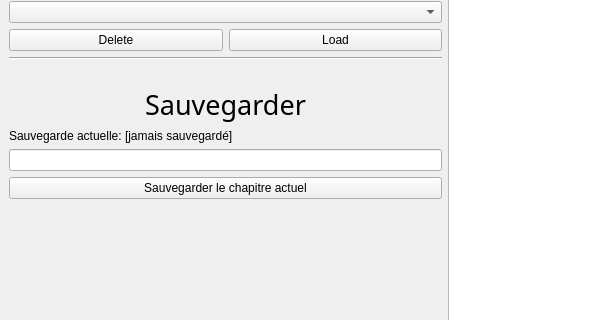
Qt form dev/bd2_livre_hero.ui (2137772-Lamarche-Felix/tp_bd2_antoine_felix) before a commit; both pictures show x 0 to 593 and y 455 to 775 of the 1224 by 939 pixel window.
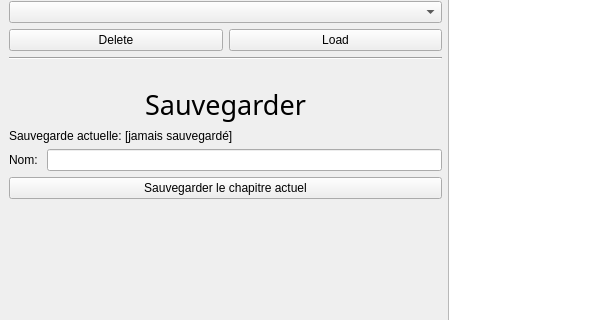
The same form after that commit.

The edit to the form file:
```diff
--- a/dev/bd2_livre_hero.ui
+++ b/dev/bd2_livre_hero.ui
@@ -228,14 +228,31 @@
          </widget>
         </item>
         <item>
-         <widget class="QLineEdit" name="lineEdit_2">
-          <property name="sizePolicy">
-           <sizepolicy hsizetype="Minimum" vsizetype="Fixed">
-            <horstretch>0</horstretch>
-            <verstretch>0</verstretch>
-           </sizepolicy>
-          </property>
-         </widget>
+         <layout class="QHBoxLayout" name="horizontalLayout_SauvegarderNom">
+          <item>
+           <widget class="QLabel" name="label_SauvegarderNom">
+            <property name="sizePolicy">
+             <sizepolicy hsizetype="Fixed" vsizetype="Fixed">
+              <horstretch>0</horstretch>
+              <verstretch>0</verstretch>
+             </sizepolicy>
+            </property>
+            <property name="text">
+             <string>Nom: </string>
+            </property>
+           </widget>
+          </item>
+          <item>
+           <widget class="QLineEdit" name="lineEdit_SauvegarderNom">
+            <property name="sizePolicy">
+             <sizepolicy hsizetype="Minimum" vsizetype="Fixed">
+              <horstretch>0</horstretch>
+              <verstretch>0</verstretch>
+             </sizepolicy>
+            </property>
+           </widget>
+          </item>
+         </layout>
         </item>
         <item>
          <widget class="QPushButton" name="pushButton_4">
```
Left out of the diff: 106 changed lines with no effect on the pictures.
